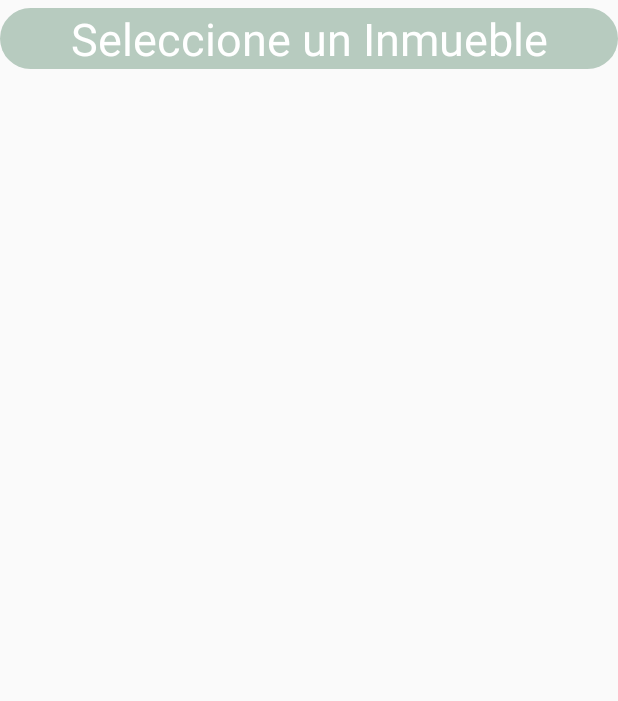
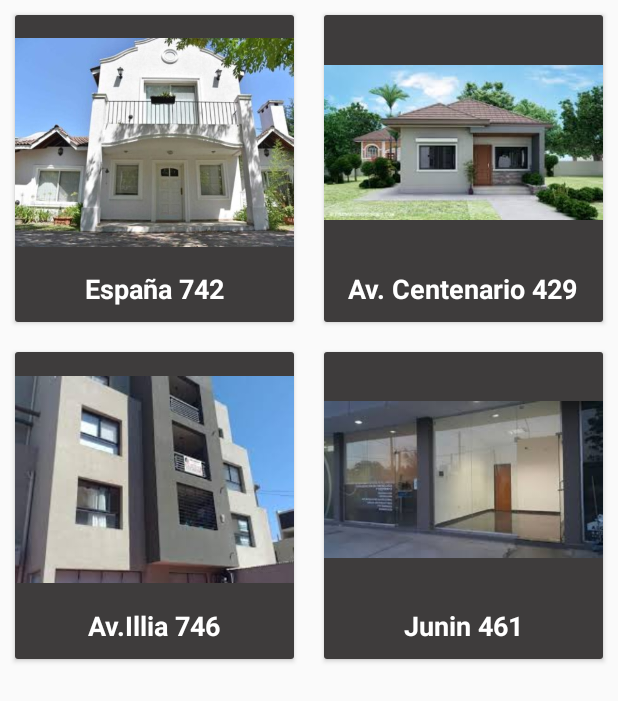
Before and after one commit to mica1105/InmobiliariaFinal, an Android app: the fragment PagosFragment shown on its own in the app's theme, on a phone screen of 412 x 824 dp. Shown: the top 701 px of the screen. Run offline under Robolectric (Android 15) with nearby library versions, the phone set to English and light mode, and no system bars.

Commit message:
Correccion de imperfecciones e incorporacion de recyclerview con gridlayoutmanager

```diff
--- a/app/src/main/java/com/mika/inmobiliariafinal/ui/inquilinos/CabeceraAdapter.java
+++ b/app/src/main/java/com/mika/inmobiliariafinal/ui/Adapter/CabeceraAdapter.java
@@ -1,4 +1,4 @@
-package com.mika.inmobiliariafinal.ui.inquilinos;
+package com.mika.inmobiliariafinal.ui.Adapter;
 
 import android.app.Activity;
 import android.os.Bundle;
--- /dev/null
+++ b/app/src/main/java/com/mika/inmobiliariafinal/ui/Adapter/InmueblesAdapter.java
@@ -0,0 +1,68 @@
+package com.mika.inmobiliariafinal.ui.Adapter;
+
+import android.app.Activity;
+import android.os.Bundle;
+import android.view.LayoutInflater;
+import android.view.View;
+import android.view.ViewGroup;
+import android.widget.ImageView;
+import android.widget.TextView;
+
+import androidx.annotation.NonNull;
+import androidx.cardview.widget.CardView;
+import androidx.navigation.Navigation;
+import androidx.recyclerview.widget.RecyclerView;
+
+import com.mika.inmobiliariafinal.R;
+import com.mika.inmobiliariafinal.modelo.Inquilino;
+import com.mika.inmobiliariafinal.modelo.Propiedad;
+
+import java.util.ArrayList;
+
+public class InmueblesAdapter extends RecyclerView.Adapter<InmueblesAdapter.MyViewHolder> {
+    private ArrayList<Propiedad> myDataset;
+
+    public InmueblesAdapter(ArrayList<Propiedad> myDataset) {
+        this.myDataset = myDataset;
+    }
+
+    @NonNull
+    @Override
+    public InmueblesAdapter.MyViewHolder onCreateViewHolder(@NonNull ViewGroup parent, int viewType) {
+        View v= LayoutInflater.from(parent.getContext())
+                .inflate(R.layout.item_inmueble,parent,false);
+        return new MyViewHolder(v);
+    }
+
+    @Override
+    public void onBindViewHolder(@NonNull MyViewHolder holder, int position) {
+        final Propiedad inmueble = myDataset.get(position);
+        holder.imagen.setImageResource(myDataset.get(position).getFoto());
+        holder.direccion.setText(myDataset.get(position).getDomicilio());
+        holder.mostrar.setOnClickListener(new View.OnClickListener() {
+            @Override
+            public void onClick(View view) {
+                Bundle bundle= new Bundle();
+                bundle.putSerializable("inmueble",inmueble);
+                Navigation.findNavController((Activity) view.getContext(),R.id.nav_host_fragment).navigate(R.id.pagoFragment,bundle);
+            }
+        });
+    }
+
+    @Override
+    public int getItemCount() {
+        return myDataset.size();
+    }
+
+    public class MyViewHolder extends RecyclerView.ViewHolder {
+        public TextView direccion;
+        public ImageView imagen;
+        public CardView mostrar;
+        public MyViewHolder(@NonNull View itemView) {
+            super(itemView);
+            mostrar=itemView.findViewById(R.id.cvInmuebles);
+            imagen=itemView.findViewById(R.id.ivImagen);
+            direccion=itemView.findViewById(R.id.tvDireccionInmueble);
+        }
+    }
+}
--- a/app/src/main/java/com/mika/inmobiliariafinal/ui/pagos/PagosAdapter.java
+++ b/app/src/main/java/com/mika/inmobiliariafinal/ui/Adapter/PagosAdapter.java
@@ -1,4 +1,4 @@
-package com.mika.inmobiliariafinal.ui.pagos;
+package com.mika.inmobiliariafinal.ui.Adapter;
 
 import android.view.LayoutInflater;
 import android.view.View;
--- a/app/src/main/java/com/mika/inmobiliariafinal/ui/inquilinos/InquilinosFragment.java
+++ b/app/src/main/java/com/mika/inmobiliariafinal/ui/inquilinos/InquilinosFragment.java
@@ -14,6 +14,7 @@ import androidx.recyclerview.widget.RecyclerView;
 
 import com.mika.inmobiliariafinal.R;
 import com.mika.inmobiliariafinal.modelo.Inquilino;
+import com.mika.inmobiliariafinal.ui.Adapter.CabeceraAdapter;
 
 import java.util.ArrayList;
 
--- a/app/src/main/java/com/mika/inmobiliariafinal/ui/pagos/PagosFragment.java
+++ b/app/src/main/java/com/mika/inmobiliariafinal/ui/pagos/PagosFragment.java
@@ -1,29 +1,26 @@
 package com.mika.inmobiliariafinal.ui.pagos;
 
 import androidx.activity.OnBackPressedCallback;
-import androidx.lifecycle.Observer;
-import androidx.lifecycle.ViewModelProvider;
-import androidx.lifecycle.ViewModelProviders;
 
-import android.app.AlertDialog;
-import android.content.DialogInterface;
 import android.os.Bundle;
 
 import androidx.annotation.NonNull;
 import androidx.annotation.Nullable;
 import androidx.fragment.app.Fragment;
+import androidx.lifecycle.Observer;
+import androidx.lifecycle.ViewModelProvider;
 import androidx.navigation.Navigation;
-import androidx.recyclerview.widget.LinearLayoutManager;
+import androidx.recyclerview.widget.GridLayoutManager;
 import androidx.recyclerview.widget.RecyclerView;
 
 import android.view.LayoutInflater;
 import android.view.View;
 import android.view.ViewGroup;
-import android.widget.TextView;
 
 import com.mika.inmobiliariafinal.R;
-import com.mika.inmobiliariafinal.modelo.Pago;
-import com.mika.inmobiliariafinal.ui.inquilinos.CabeceraAdapter;
+import com.mika.inmobiliariafinal.modelo.Propiedad;
+import com.mika.inmobiliariafinal.ui.Adapter.CabeceraAdapter;
+import com.mika.inmobiliariafinal.ui.Adapter.InmueblesAdapter;
 
 import java.util.ArrayList;
 
@@ -31,45 +28,30 @@ public class PagosFragment extends Fragment {
 
     private PagosViewModel vm;
     private RecyclerView recyclerView;
-    private PagosAdapter pagosAdapter;
-    private TextView direccion;
+    private InmueblesAdapter adapter;
 
     @Override
     public View onCreateView(@NonNull LayoutInflater inflater, @Nullable ViewGroup container,
                              @Nullable Bundle savedInstanceState) {
         View root= inflater.inflate(R.layout.fragment_pagos, container, false);
         inicializar(root);
-        OnBackPressedCallback callback= new OnBackPressedCallback(true) {
-            @Override
-            public void handleOnBackPressed() {
-                Navigation.findNavController(getActivity(),R.id.nav_host_fragment).navigate(R.id.nav_propiedades);
-            }
-        };
-        requireActivity().getOnBackPressedDispatcher().addCallback(getViewLifecycleOwner(),callback);
         return root;
     }
 
     public void inicializar(View v){
-        direccion= v.findViewById(R.id.tvDireccionPagos);
-        recyclerView= v.findViewById(R.id.rvPagos);
-        LinearLayoutManager linearLayoutManager= new LinearLayoutManager(getContext());
-        recyclerView.setLayoutManager(linearLayoutManager);
+        recyclerView= v.findViewById(R.id.rvInmuebles);
+        GridLayoutManager manager= new GridLayoutManager(getContext(),2,GridLayoutManager.VERTICAL,false);
+        recyclerView.setLayoutManager(manager);
         vm= ViewModelProvider.AndroidViewModelFactory.getInstance(getActivity().getApplication()).create(PagosViewModel.class);
-        if(getArguments() != null) {
-            vm.getPagos().observe(getViewLifecycleOwner(), new Observer<ArrayList<Pago>>() {
-                @Override
-                public void onChanged(ArrayList<Pago> pagos) {
-                    for (Pago pago:pagos){
-                        direccion.setText(pago.getContrato().getInmueble().getDomicilio());
-                    }
-                    pagosAdapter = new PagosAdapter(pagos);
-                    recyclerView.setAdapter(pagosAdapter);
-                }
-            });
-            vm.recuperarPagos(getArguments());
-        }
-        else {
-            direccion.setText("Seleccione un Inmueble");
-        }
+        vm.getInmuebles().observe(getViewLifecycleOwner(), new Observer<ArrayList<Propiedad>>() {
+            @Override
+            public void onChanged(ArrayList<Propiedad> propiedads) {
+                adapter= new InmueblesAdapter(propiedads);
+                recyclerView.setAdapter(adapter);
+            }
+        });
+        vm.recuperarPropiedades();
+
+
     }
 }
--- a/app/src/main/java/com/mika/inmobiliariafinal/ui/pagos/PagosViewModel.java
+++ b/app/src/main/java/com/mika/inmobiliariafinal/ui/pagos/PagosViewModel.java
@@ -18,47 +18,24 @@ import com.mika.inmobiliariafinal.modelo.Propiedad;
 
 import java.util.ArrayList;
 
-public class PagosViewModel extends AndroidViewModel {
-private MutableLiveData<ArrayList<Pago>> pagos;
-private Context context;
+public class PagosViewModel extends ViewModel {
 
-    public PagosViewModel(@NonNull Application application) {
-        super(application);
-        context= application.getApplicationContext();
+    private MutableLiveData<ArrayList<Propiedad>> inmuebles;
+
+    public LiveData<ArrayList<Propiedad>> getInmuebles() {
+        if(inmuebles == null){
+            inmuebles= new MutableLiveData<>();
+        }
+        return inmuebles;
     }
 
+    public void recuperarPropiedades(){
+        ArrayList<Propiedad> propiedades= new ArrayList<>();
+        propiedades.add(new Propiedad(1,R.drawable.casa1,"España 742", 3, "Casa","Domestico",15000,false));
+        propiedades.add(new Propiedad(2,R.drawable.casa2,"Av. Centenario 429", 4, "Casa","Domestico",18000,false));
+        propiedades.add(new Propiedad(3,R.drawable.dpto1,"Av.Illia 746", 3, "Departamento","Domestico",13000,false));
+        propiedades.add(new Propiedad(4,R.drawable.local1,"Junin 461", 2, "Local","Comercial",15000,true));
 
-    public LiveData<ArrayList<Pago>> getPagos() {
-        if (pagos==null){
-            pagos=new MutableLiveData<>();
-        }
-        return pagos;
-    }
-
-
-    public void recuperarPagos(Bundle bundle){
-        Propiedad propiedad= (Propiedad) bundle.getSerializable("inmueble");
-        Propiedad propiedad1=new Propiedad(1, R.drawable.casa1,"España 742", 3, "Casa","Domestico",15000,false);
-        Propiedad propiedad2=new Propiedad(2,R.drawable.casa2,"Av. Centenario 429", 4, "Casa","Domestico",18000,false);
-        Propiedad propiedad3=new Propiedad(3,R.drawable.dpto1,"Av.Illia 746", 3, "Departamento","Domestico",13000,false);
-        Contrato contrato1= new Contrato(1,"29/09/2020","30/09/2021",15000,5,propiedad1);
-        Contrato contrato2=new Contrato(2,"06/08/2020","09/08/2021",18000,5,propiedad2);
-        Contrato contrato3=new Contrato(3,"16/05/2020","18/05/2021",13000,5,propiedad3);
-        ArrayList<Pago> pagos1= new ArrayList<>();
-        pagos1.add(new Pago(1,1,"20/09/2020",contrato1.getPrecio(),contrato1));
-        pagos1.add(new Pago(2,1,"10/08/2020",contrato2.getPrecio(),contrato2));
-        pagos1.add(new Pago(2,2,"15/09/2020",contrato2.getPrecio(),contrato2));
-        pagos1.add(new Pago(3,1,"16/05/2020",contrato3.getPrecio(),contrato3));
-        pagos1.add(new Pago(3,2,"20/06/2020",contrato3.getPrecio(),contrato3));
-        pagos1.add(new Pago(3,3,"10/07/2020",contrato3.getPrecio(),contrato3));
-        pagos1.add(new Pago(3,4,"15/08/2020",contrato3.getPrecio(),contrato3));
-        pagos1.add(new Pago(3,5,"16/09/2020",contrato3.getPrecio(),contrato3));
-        ArrayList<Pago> pagos2= new ArrayList<>();
-        for (Pago pago:pagos1){
-            if (pago.getContrato().getInmueble().getId()==propiedad.getId()){
-                pagos2.add(pago);
-            }
-        }
-        pagos.setValue(pagos2);
+        inmuebles.setValue(propiedades);
     }
 }
--- a/app/src/main/java/com/mika/inmobiliariafinal/ui/propiedades/InmuebleFragment.java
+++ b/app/src/main/java/com/mika/inmobiliariafinal/ui/propiedades/InmuebleFragment.java
@@ -71,7 +71,7 @@ public class InmuebleFragment extends Fragment {
                     public void onClick(View view) {
                         Bundle bundle= new Bundle();
                         bundle.putSerializable("inmueble", propiedad);
-                        Navigation.findNavController(getActivity(),R.id.nav_host_fragment).navigate(R.id.nav_pagos,bundle);
+                        Navigation.findNavController(getActivity(),R.id.nav_host_fragment).navigate(R.id.pagoFragment,bundle);
                     }
                 });
             }
--- a/app/src/main/res/layout/activity_login.xml
+++ b/app/src/main/res/layout/activity_login.xml
@@ -67,15 +67,13 @@
         android:layout_width="match_parent"
         android:layout_height="wrap_content"
         android:layout_marginStart="45dp"
-        android:layout_marginTop="24dp"
+        android:layout_marginTop="25dp"
         android:layout_marginEnd="45dp"
-        android:layout_marginBottom="100dp"
         android:background="@drawable/btn_fondocolor"
         android:elevation="5dp"
         android:text="Iniciar Sesión"
         android:textColor="#fff"
         android:textSize="16sp"
-        app:layout_constraintBottom_toBottomOf="parent"
         app:layout_constraintEnd_toEndOf="parent"
         app:layout_constraintHorizontal_bias="0.0"
         app:layout_constraintStart_toStartOf="parent"
--- a/app/src/main/res/layout/fragment_pagos.xml
+++ b/app/src/main/res/layout/fragment_pagos.xml
@@ -1,24 +1,12 @@
 <?xml version="1.0" encoding="utf-8"?>
-<LinearLayout xmlns:android="http://schemas.android.com/apk/res/android"
+<androidx.constraintlayout.widget.ConstraintLayout xmlns:android="http://schemas.android.com/apk/res/android"
     xmlns:tools="http://schemas.android.com/tools"
     android:layout_width="match_parent"
     android:layout_height="match_parent"
-    tools:context=".ui.pagos.PagosFragment"
-    android:orientation="vertical">
-    <TextView
-        android:id="@+id/tvDireccionPagos"
-        android:layout_width="match_parent"
-        android:text="Dirección"
-        android:layout_marginTop="5dp"
-        android:textAlignment="center"
-        android:background="@drawable/bg_textview"
-        android:textColor="#fff"
-        android:textSize="30dp"
-        android:layout_height="wrap_content"/>
-    <androidx.recyclerview.widget.RecyclerView
-        android:id="@+id/rvPagos"
-        android:layout_width="match_parent"
-        android:layout_height="match_parent"
-        tools:layout_editor_absoluteX="1dp"
-        tools:layout_editor_absoluteY="1dp" />
-</LinearLayout>
+    tools:context=".ui.pagos.PagosFragment">
+
+   <androidx.recyclerview.widget.RecyclerView
+       android:id="@+id/rvInmuebles"
+       android:layout_width="match_parent"
+       android:layout_height="match_parent"/>
+</androidx.constraintlayout.widget.ConstraintLayout>
--- a/app/src/main/res/layout/fragment_perfil.xml
+++ b/app/src/main/res/layout/fragment_perfil.xml
@@ -10,7 +10,7 @@
     <TextView
         android:id="@+id/tvDni"
         android:layout_width="wrap_content"
-        android:layout_height="20dp"
+        android:layout_height="wrap_content"
         android:layout_marginStart="52dp"
         android:layout_marginTop="112dp"
         android:text="Nro de documento:"
--- /dev/null
+++ b/app/src/main/res/layout/item_inmueble.xml
@@ -0,0 +1,41 @@
+<?xml version="1.0" encoding="utf-8"?>
+<androidx.cardview.widget.CardView
+    xmlns:android="http://schemas.android.com/apk/res/android"
+    xmlns:app="http://schemas.android.com/apk/res-auto"
+    xmlns:tools="http://schemas.android.com/tools"
+    android:id="@+id/cvInmuebles"
+    android:layout_width="match_parent"
+    android:layout_height="wrap_content"
+    android:layout_margin="10dp"
+    android:elevation="10dp"
+    android:padding="10dp">
+    <LinearLayout
+        android:layout_width="match_parent"
+        android:layout_height="match_parent"
+        android:orientation="vertical"
+        android:background="#3E3C3C">
+
+        <ImageView
+            android:id="@+id/ivImagen"
+            android:layout_width="wrap_content"
+            android:layout_height="150dp"
+            android:layout_gravity="center"
+            android:layout_marginTop="10dp"
+            tools:srcCompat="@tools:sample/avatars" />
+
+        <TextView
+            android:id="@+id/tvDireccionInmueble"
+            android:layout_width="wrap_content"
+            android:layout_height="wrap_content"
+            android:layout_marginTop="10dp"
+            android:layout_marginBottom="10dp"
+            android:textSize="18dp"
+            android:textColor="@color/white"
+            android:textStyle="bold"
+            android:layout_gravity="center"
+            android:text="TextView" />
+
+
+    </LinearLayout>
+
+</androidx.cardview.widget.CardView>
```
Also changed, not shown: app/src/main/java/com/mika/inmobiliariafinal/ui/pagos/PagoFragment.java (added, +73 -0 lines), app/src/main/java/com/mika/inmobiliariafinal/ui/pagos/PagoViewModel.java (added, +54 -0 lines), app/src/main/res/layout/fragment_inmueble.xml (+6 -8 lines), app/src/main/res/layout/fragment_pago.xml (added, +24 -0 lines), app/src/main/res/navigation/mobile_navigation.xml (+17 -9 lines).
